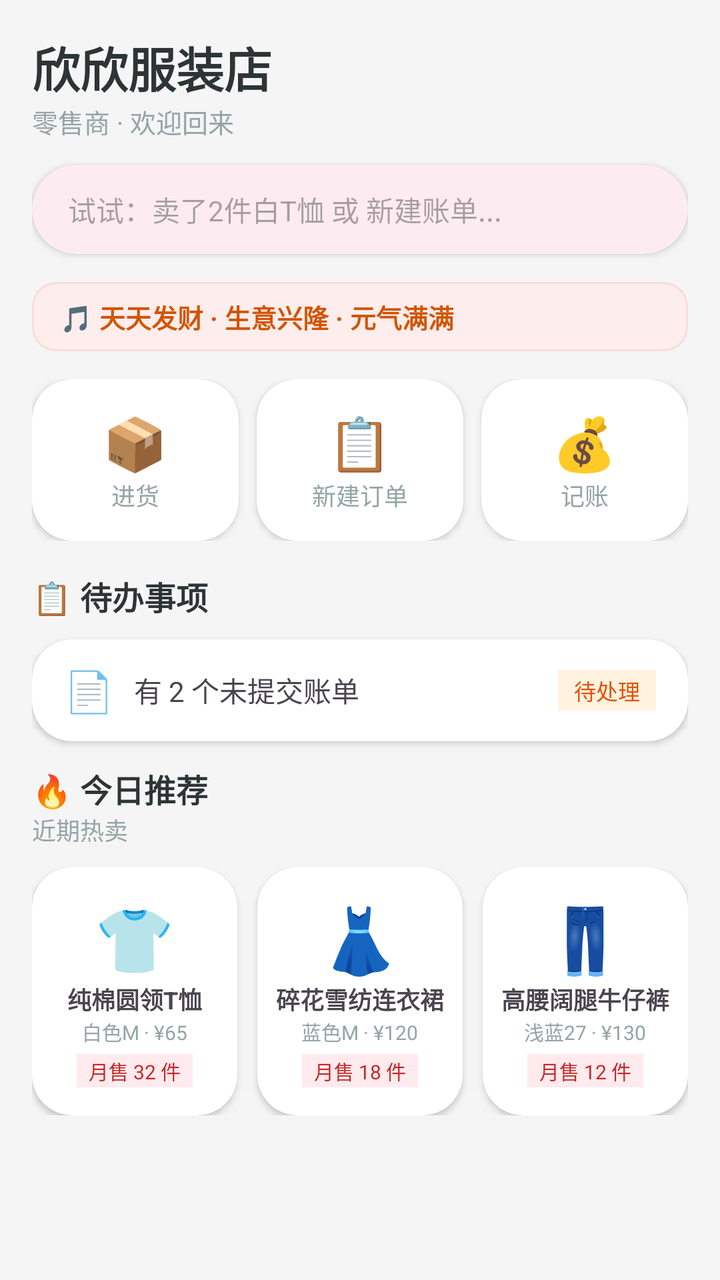
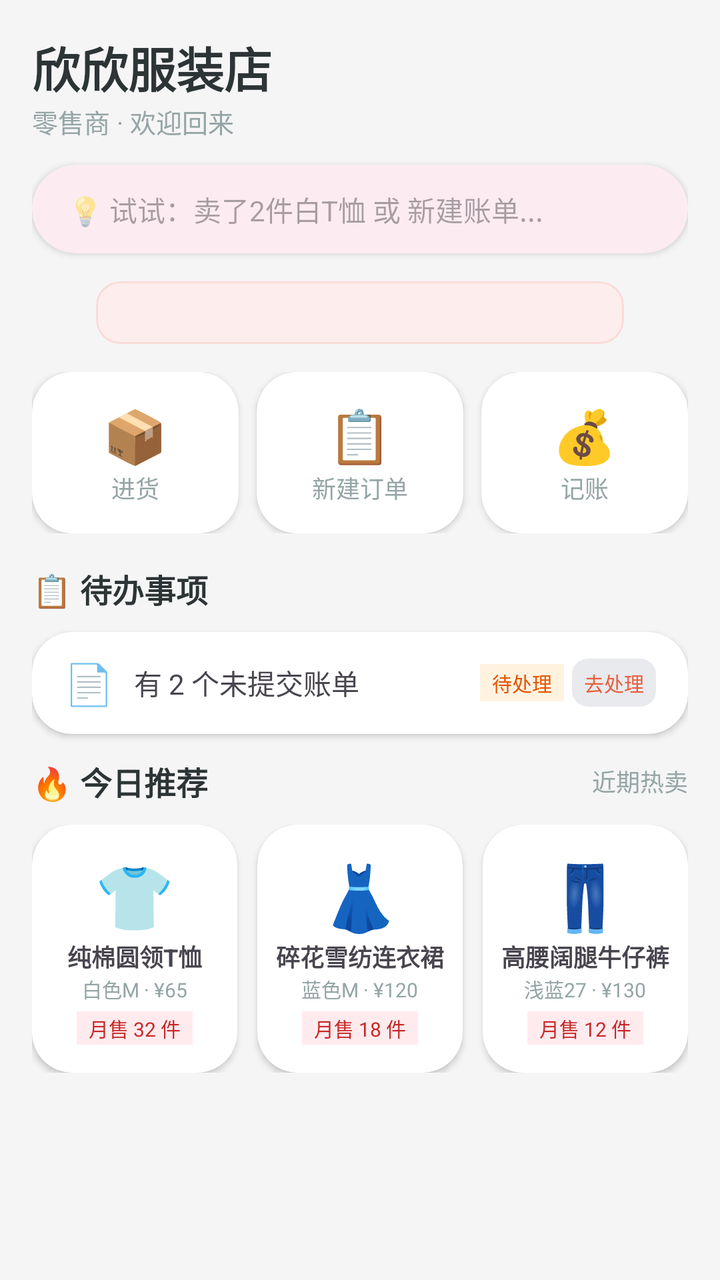

Two renders of the same Android screen: before a commit and after it. Below are the layout's source before the change and the commit's diff.
<!-- AndroidManifest.xml: application theme Theme.ClothingSI -->
<!-- res/layout/fragment_home.xml -->
<?xml version="1.0" encoding="utf-8"?>
<ScrollView xmlns:android="http://schemas.android.com/apk/res/android"
    xmlns:app="http://schemas.android.com/apk/res-auto"
    android:layout_width="match_parent" android:layout_height="match_parent"
    android:background="#F5F5F5">

    <LinearLayout android:layout_width="match_parent" android:layout_height="wrap_content"
        android:orientation="vertical" android:padding="16dp">

        
        <TextView android:layout_width="wrap_content" android:layout_height="wrap_content"
            android:text="欣欣服装店" android:textSize="24dp" android:textStyle="bold"
            android:textColor="#2D3436" />
        <TextView android:layout_width="wrap_content" android:layout_height="wrap_content"
            android:text="零售商 · 欢迎回来" android:textSize="13dp"
            android:textColor="#95A5A6" android:layout_marginBottom="12dp" />

        
        <com.google.android.material.card.MaterialCardView
            android:layout_width="match_parent" android:layout_height="wrap_content"
            app:cardCornerRadius="28dp" app:cardElevation="2dp"
            android:layout_marginBottom="14dp" app:strokeWidth="0dp">
            <EditText android:id="@+id/et_quick_cmd" android:layout_width="match_parent" android:layout_height="wrap_content"
                android:paddingTop="12dp" android:paddingBottom="12dp" android:paddingStart="18dp" android:paddingEnd="18dp" android:hint="试试：卖了2件白T恤 或 新建账单..."
                android:background="@android:color/transparent" android:textSize="14dp" />
        </com.google.android.material.card.MaterialCardView>

        
        <com.google.android.material.card.MaterialCardView
            android:layout_width="match_parent" android:layout_height="wrap_content"
            app:cardCornerRadius="12dp" app:cardElevation="0dp"
            android:backgroundTint="#FDEDEC" app:strokeColor="#FADBD8"
            android:layout_marginBottom="14dp">
            <TextView android:layout_width="match_parent" android:layout_height="wrap_content"
                android:paddingTop="8dp" android:paddingBottom="8dp" android:paddingStart="14dp" android:paddingEnd="14dp" android:text="🎵 天天发财 · 生意兴隆 · 元气满满"
                android:textColor="#D35400" android:textSize="13dp" android:textStyle="bold" />
        </com.google.android.material.card.MaterialCardView>

        
        <LinearLayout android:layout_width="match_parent" android:layout_height="wrap_content"
            android:orientation="horizontal" android:gravity="center"
            android:layout_marginBottom="16dp" android:weightSum="3">

            <androidx.cardview.widget.CardView
                android:id="@+id/btn_purchase"
                android:layout_width="0dp" android:layout_height="wrap_content"
                android:layout_weight="1" android:layout_marginEnd="6dp"
                app:cardCornerRadius="20dp" app:cardElevation="2dp"
                xmlns:app="http://schemas.android.com/apk/res-auto">
                <LinearLayout android:layout_width="match_parent" android:layout_height="wrap_content"
                    android:orientation="vertical" android:gravity="center"
                    android:paddingTop="14dp" android:paddingBottom="14dp" android:paddingStart="4dp" android:paddingEnd="4dp">
                    <TextView android:layout_width="wrap_content" android:layout_height="wrap_content"
                        android:text="📦" android:textSize="26dp" />
                    <TextView android:layout_width="wrap_content" android:layout_height="wrap_content"
                        android:text="进货" android:textSize="12dp" android:textColor="#95A5A6" />
                </LinearLayout>
            </androidx.cardview.widget.CardView>

            <androidx.cardview.widget.CardView
                android:id="@+id/btn_new_order"
                android:layout_width="0dp" android:layout_height="wrap_content"
                android:layout_weight="1" android:layout_marginHorizontal="3dp"
                app:cardCornerRadius="20dp" app:cardElevation="2dp">
                <LinearLayout android:layout_width="match_parent" android:layout_height="wrap_content"
                    android:orientation="vertical" android:gravity="center"
                    android:paddingTop="14dp" android:paddingBottom="14dp" android:paddingStart="4dp" android:paddingEnd="4dp">
                    <TextView android:layout_width="wrap_content" android:layout_height="wrap_content"
                        android:text="📋" android:textSize="26dp" />
                    <TextView android:layout_width="wrap_content" android:layout_height="wrap_content"
                        android:text="新建订单" android:textSize="12dp" android:textColor="#95A5A6" />
                </LinearLayout>
            </androidx.cardview.widget.CardView>

            <androidx.cardview.widget.CardView
                android:id="@+id/btn_sale"
                android:layout_width="0dp" android:layout_height="wrap_content"
                android:layout_weight="1" android:layout_marginStart="6dp"
                app:cardCornerRadius="20dp" app:cardElevation="2dp">
                <LinearLayout android:layout_width="match_parent" android:layout_height="wrap_content"
                    android:orientation="vertical" android:gravity="center"
                    android:paddingTop="14dp" android:paddingBottom="14dp" android:paddingStart="4dp" android:paddingEnd="4dp">
                    <TextView android:layout_width="wrap_content" android:layout_height="wrap_content"
                        android:text="💰" android:textSize="26dp" />
                    <TextView android:layout_width="wrap_content" android:layout_height="wrap_content"
                        android:text="记账" android:textSize="12dp" android:textColor="#95A5A6" />
                </LinearLayout>
            </androidx.cardview.widget.CardView>
        </LinearLayout>

        
        <TextView android:layout_width="wrap_content" android:layout_height="wrap_content"
            android:text="📋 待办事项" android:textSize="16dp" android:textStyle="bold"
            android:textColor="#2D3436" android:layout_marginBottom="10dp" />

        <androidx.cardview.widget.CardView
            android:id="@+id/todo_card"
            android:layout_width="match_parent" android:layout_height="wrap_content"
            app:cardCornerRadius="20dp" app:cardElevation="2dp"
            android:layout_marginBottom="12dp">
            <LinearLayout android:layout_width="match_parent" android:layout_height="wrap_content"
                android:orientation="horizontal" android:gravity="center_vertical"
                android:paddingTop="12dp" android:paddingBottom="12dp" android:paddingStart="16dp" android:paddingEnd="16dp">
                <TextView android:layout_width="wrap_content" android:layout_height="wrap_content"
                    android:text="📄" android:textSize="20dp" android:layout_marginEnd="10dp" />
                <TextView android:layout_width="0dp" android:layout_height="wrap_content"
                    android:layout_weight="1" android:text="有 2 个未提交账单" android:textSize="14dp" />
                <TextView android:layout_width="wrap_content" android:layout_height="wrap_content"
                    android:text="待处理" android:background="#FFF3E0"
                    android:paddingTop="2dp" android:paddingBottom="2dp" android:paddingStart="8dp" android:paddingEnd="8dp" android:textColor="#E65100"
                    android:textSize="11dp" />
            </LinearLayout>
        </androidx.cardview.widget.CardView>

        
        <TextView android:layout_width="wrap_content" android:layout_height="wrap_content"
            android:text="🔥 今日推荐" android:textSize="16dp" android:textStyle="bold"
            android:textColor="#2D3436" />
        <TextView android:layout_width="wrap_content" android:layout_height="wrap_content"
            android:text="近期热卖" android:textSize="12dp"
            android:textColor="#95A5A6" android:layout_marginBottom="10dp" />

        <LinearLayout android:layout_width="match_parent" android:layout_height="wrap_content"
            android:orientation="horizontal" android:weightSum="3"
            android:layout_marginBottom="20dp">

            <androidx.cardview.widget.CardView
                android:layout_width="0dp" android:layout_height="wrap_content"
                android:layout_weight="1" android:layout_marginEnd="5dp"
                app:cardCornerRadius="20dp" app:cardElevation="2dp">
                <LinearLayout android:layout_width="match_parent" android:layout_height="wrap_content"
                    android:orientation="vertical" android:gravity="center" android:paddingTop="14dp" android:paddingBottom="14dp" android:paddingStart="8dp" android:paddingEnd="8dp">
                    <TextView android:layout_width="wrap_content" android:layout_height="wrap_content"
                        android:text="👕" android:textSize="32dp" />
                    <TextView android:layout_width="wrap_content" android:layout_height="wrap_content"
                        android:text="纯棉圆领T恤" android:textSize="12dp" android:textStyle="bold" />
                    <TextView android:layout_width="wrap_content" android:layout_height="wrap_content"
                        android:text="白色M · ¥65" android:textSize="10dp" android:textColor="#95A5A6" />
                    <TextView android:layout_width="wrap_content" android:layout_height="wrap_content"
                        android:text="月售 32 件" android:textSize="10dp" android:textColor="#C62828"
                        android:background="#FFEBEE" android:paddingTop="1dp" android:paddingBottom="1dp" android:paddingStart="6dp" android:paddingEnd="6dp" android:layout_marginTop="4dp" />
                </LinearLayout>
            </androidx.cardview.widget.CardView>

            <androidx.cardview.widget.CardView
                android:layout_width="0dp" android:layout_height="wrap_content"
                android:layout_weight="1" android:layout_marginHorizontal="5dp"
                app:cardCornerRadius="20dp" app:cardElevation="2dp">
                <LinearLayout android:layout_width="match_parent" android:layout_height="wrap_content"
                    android:orientation="vertical" android:gravity="center" android:paddingTop="14dp" android:paddingBottom="14dp" android:paddingStart="8dp" android:paddingEnd="8dp">
                    <TextView android:layout_width="wrap_content" android:layout_height="wrap_content"
                        android:text="👗" android:textSize="32dp" />
                    <TextView android:layout_width="wrap_content" android:layout_height="wrap_content"
                        android:text="碎花雪纺连衣裙" android:textSize="12dp" android:textStyle="bold" />
                    <TextView android:layout_width="wrap_content" android:layout_height="wrap_content"
                        android:text="蓝色M · ¥120" android:textSize="10dp" android:textColor="#95A5A6" />
                    <TextView android:layout_width="wrap_content" android:layout_height="wrap_content"
                        android:text="月售 18 件" android:textSize="10dp" android:textColor="#C62828"
                        android:background="#FFEBEE" android:paddingTop="1dp" android:paddingBottom="1dp" android:paddingStart="6dp" android:paddingEnd="6dp" android:layout_marginTop="4dp" />
                </LinearLayout>
            </androidx.cardview.widget.CardView>

            <androidx.cardview.widget.CardView
                android:layout_width="0dp" android:layout_height="wrap_content"
                android:layout_weight="1" android:layout_marginStart="5dp"
                app:cardCornerRadius="20dp" app:cardElevation="2dp">
                <LinearLayout android:layout_width="match_parent" android:layout_height="wrap_content"
                    android:orientation="vertical" android:gravity="center" android:paddingTop="14dp" android:paddingBottom="14dp" android:paddingStart="8dp" android:paddingEnd="8dp">
                    <TextView android:layout_width="wrap_content" android:layout_height="wrap_content"
                        android:text="👖" android:textSize="32dp" />
                    <TextView android:layout_width="wrap_content" android:layout_height="wrap_content"
                        android:text="高腰阔腿牛仔裤" android:textSize="12dp" android:textStyle="bold" />
                    <TextView android:layout_width="wrap_content" android:layout_height="wrap_content"
                        android:text="浅蓝27 · ¥130" android:textSize="10dp" android:textColor="#95A5A6" />
                    <TextView android:layout_width="wrap_content" android:layout_height="wrap_content"
                        android:text="月售 12 件" android:textSize="10dp" android:textColor="#C62828"
                        android:background="#FFEBEE" android:paddingTop="1dp" android:paddingBottom="1dp" android:paddingStart="6dp" android:paddingEnd="6dp" android:layout_marginTop="4dp" />
                </LinearLayout>
            </androidx.cardview.widget.CardView>
        </LinearLayout>

    </LinearLayout>
</ScrollView>
<!-- resources referenced by this layout -->
<resources>
  <style name="Theme.ClothingSI" parent="Theme.Material3.Light.NoActionBar">
          <item name="colorPrimary">@color/primary</item>
          <item name="colorPrimaryDark">@color/primary_dark</item>
          <item name="colorAccent">@color/accent</item>
          <item name="android:statusBarColor">@color/primary_dark</item>
          <item name="android:navigationBarColor">@color/white</item>
      </style>
  <color name="primary">#E85D3A</color>
  <color name="primary_dark">#D35400</color>
  <color name="accent">#F4A460</color>
  <color name="white">#FFFFFF</color>
</resources>

<!-- the commit's change to res/layout/fragment_home.xml (unified diff, before → after) -->
@@ -20,9 +20,12 @@
             android:layout_width="match_parent" android:layout_height="wrap_content"
             app:cardCornerRadius="28dp" app:cardElevation="2dp"
             android:layout_marginBottom="14dp" app:strokeWidth="0dp">
-            <EditText android:id="@+id/et_quick_cmd" android:layout_width="match_parent" android:layout_height="wrap_content"
-                android:paddingTop="12dp" android:paddingBottom="12dp" android:paddingStart="18dp" android:paddingEnd="18dp" android:hint="试试：卖了2件白T恤 或 新建账单..."
-                android:background="@android:color/transparent" android:textSize="14dp" />
+            <EditText android:id="@+id/et_quick_cmd"
+                android:layout_width="match_parent" android:layout_height="wrap_content"
+                android:paddingVertical="12dp" android:paddingStart="18dp" android:paddingEnd="18dp"
+                android:hint="💡 试试：卖了2件白T恤 或 新建账单..."
+                android:background="@android:color/transparent" android:textSize="14dp"
+                android:focusable="true" android:focusableInTouchMode="true" />
         </com.google.android.material.card.MaterialCardView>
 
         
@@ -30,10 +33,31 @@
             android:layout_width="match_parent" android:layout_height="wrap_content"
             app:cardCornerRadius="12dp" app:cardElevation="0dp"
             android:backgroundTint="#FDEDEC" app:strokeColor="#FADBD8"
-            android:layout_marginBottom="14dp">
-            <TextView android:layout_width="match_parent" android:layout_height="wrap_content"
-                android:paddingTop="8dp" android:paddingBottom="8dp" android:paddingStart="14dp" android:paddingEnd="14dp" android:text="🎵 天天发财 · 生意兴隆 · 元气满满"
-                android:textColor="#D35400" android:textSize="13dp" android:textStyle="bold" />
+            app:contentPadding="0dp" android:padding="0dp"
+            android:layout_marginHorizontal="32dp" android:layout_marginBottom="14dp">
+            <HorizontalScrollView android:id="@+id/marquee_scroll"
+                android:layout_width="match_parent" android:layout_height="wrap_content"
+                android:scrollbars="none" android:clipChildren="true"
+                android:paddingVertical="8dp" android:paddingStart="0dp" android:paddingEnd="0dp">
+                <LinearLayout android:layout_width="wrap_content" android:layout_height="wrap_content"
+                    android:orientation="horizontal">
+                    <TextView android:id="@+id/tv_marquee_1" android:layout_width="wrap_content" android:layout_height="wrap_content"
+                        android:textColor="#D35400" android:textSize="13dp" android:textStyle="bold"
+                        android:singleLine="true" android:ellipsize="none" android:includeFontPadding="false" />
+                    <TextView android:id="@+id/tv_marquee_2" android:layout_width="wrap_content" android:layout_height="wrap_content"
+                        android:textColor="#D35400" android:textSize="13dp" android:textStyle="bold"
+                        android:singleLine="true" android:ellipsize="none" android:includeFontPadding="false" />
+                    <TextView android:id="@+id/tv_marquee_3" android:layout_width="wrap_content" android:layout_height="wrap_content"
+                        android:textColor="#D35400" android:textSize="13dp" android:textStyle="bold"
+                        android:singleLine="true" android:ellipsize="none" android:includeFontPadding="false" />
+                    <TextView android:id="@+id/tv_marquee_4" android:layout_width="wrap_content" android:layout_height="wrap_content"
+                        android:textColor="#D35400" android:textSize="13dp" android:textStyle="bold"
+                        android:singleLine="true" android:ellipsize="none" android:includeFontPadding="false" />
+                    <TextView android:id="@+id/tv_marquee_5" android:layout_width="wrap_content" android:layout_height="wrap_content"
+                        android:textColor="#D35400" android:textSize="13dp" android:textStyle="bold"
+                        android:singleLine="true" android:ellipsize="none" android:includeFontPadding="false" />
+                </LinearLayout>
+            </HorizontalScrollView>
         </com.google.android.material.card.MaterialCardView>
 
         
@@ -45,11 +69,10 @@
                 android:id="@+id/btn_purchase"
                 android:layout_width="0dp" android:layout_height="wrap_content"
                 android:layout_weight="1" android:layout_marginEnd="6dp"
-                app:cardCornerRadius="20dp" app:cardElevation="2dp"
-                xmlns:app="http://schemas.android.com/apk/res-auto">
-                <LinearLayout android:layout_width="match_parent" android:layout_height="wrap_content"
-                    android:orientation="vertical" android:gravity="center"
-                    android:paddingTop="14dp" android:paddingBottom="14dp" android:paddingStart="4dp" android:paddingEnd="4dp">
+                app:cardCornerRadius="20dp" app:cardElevation="2dp">
+                <LinearLayout android:layout_width="match_parent" android:layout_height="wrap_content"
+                    android:orientation="vertical" android:gravity="center"
+                    android:paddingVertical="14dp" android:paddingHorizontal="4dp">
                     <TextView android:layout_width="wrap_content" android:layout_height="wrap_content"
                         android:text="📦" android:textSize="26dp" />
                     <TextView android:layout_width="wrap_content" android:layout_height="wrap_content"
@@ -64,7 +87,7 @@
                 app:cardCornerRadius="20dp" app:cardElevation="2dp">
                 <LinearLayout android:layout_width="match_parent" android:layout_height="wrap_content"
                     android:orientation="vertical" android:gravity="center"
-                    android:paddingTop="14dp" android:paddingBottom="14dp" android:paddingStart="4dp" android:paddingEnd="4dp">
+                    android:paddingVertical="14dp" android:paddingHorizontal="4dp">
                     <TextView android:layout_width="wrap_content" android:layout_height="wrap_content"
                         android:text="📋" android:textSize="26dp" />
                     <TextView android:layout_width="wrap_content" android:layout_height="wrap_content"
@@ -79,7 +102,7 @@
                 app:cardCornerRadius="20dp" app:cardElevation="2dp">
                 <LinearLayout android:layout_width="match_parent" android:layout_height="wrap_content"
                     android:orientation="vertical" android:gravity="center"
-                    android:paddingTop="14dp" android:paddingBottom="14dp" android:paddingStart="4dp" android:paddingEnd="4dp">
+                    android:paddingVertical="14dp" android:paddingHorizontal="4dp">
                     <TextView android:layout_width="wrap_content" android:layout_height="wrap_content"
                         android:text="💰" android:textSize="26dp" />
                     <TextView android:layout_width="wrap_content" android:layout_height="wrap_content"
@@ -97,28 +120,39 @@
             android:id="@+id/todo_card"
             android:layout_width="match_parent" android:layout_height="wrap_content"
             app:cardCornerRadius="20dp" app:cardElevation="2dp"
-            android:layout_marginBottom="12dp">
+            android:layout_marginBottom="12dp" android:clickable="true" android:focusable="true">
             <LinearLayout android:layout_width="match_parent" android:layout_height="wrap_content"
                 android:orientation="horizontal" android:gravity="center_vertical"
-                android:paddingTop="12dp" android:paddingBottom="12dp" android:paddingStart="16dp" android:paddingEnd="16dp">
+                android:paddingVertical="12dp" android:paddingStart="16dp" android:paddingEnd="16dp">
                 <TextView android:layout_width="wrap_content" android:layout_height="wrap_content"
                     android:text="📄" android:textSize="20dp" android:layout_marginEnd="10dp" />
                 <TextView android:layout_width="0dp" android:layout_height="wrap_content"
                     android:layout_weight="1" android:text="有 2 个未提交账单" android:textSize="14dp" />
                 <TextView android:layout_width="wrap_content" android:layout_height="wrap_content"
-                    android:text="待处理" android:background="#FFF3E0"
-                    android:paddingTop="2dp" android:paddingBottom="2dp" android:paddingStart="8dp" android:paddingEnd="8dp" android:textColor="#E65100"
-                    android:textSize="11dp" />
+                    android:text="待处理" android:background="#FFF3E0" android:textColor="#E65100"
+                    android:paddingVertical="2dp" android:paddingHorizontal="6dp"
+                    android:textSize="10dp" android:layout_marginEnd="4dp" />
+                <TextView
+                    android:layout_width="wrap_content" android:layout_height="24dp"
+                    android:text="去处理" android:textSize="10dp"
+                    android:minWidth="0dp" android:paddingHorizontal="6dp"
+                    android:gravity="center"
+                    android:background="@drawable/segment_tab_bg"
+                    android:textColor="#E85D3A" android:clickable="true" android:focusable="true" />
             </LinearLayout>
         </androidx.cardview.widget.CardView>
 
         
-        <TextView android:layout_width="wrap_content" android:layout_height="wrap_content"
-            android:text="🔥 今日推荐" android:textSize="16dp" android:textStyle="bold"
-            android:textColor="#2D3436" />
-        <TextView android:layout_width="wrap_content" android:layout_height="wrap_content"
-            android:text="近期热卖" android:textSize="12dp"
-            android:textColor="#95A5A6" android:layout_marginBottom="10dp" />
+        <LinearLayout android:layout_width="match_parent" android:layout_height="wrap_content"
+            android:orientation="horizontal" android:gravity="center_vertical"
+            android:layout_marginBottom="10dp">
+            <TextView android:layout_width="0dp" android:layout_height="wrap_content"
+                android:layout_weight="1"
+                android:text="🔥 今日推荐" android:textSize="16dp" android:textStyle="bold"
+                android:textColor="#2D3436" />
+            <TextView android:layout_width="wrap_content" android:layout_height="wrap_content"
+                android:text="近期热卖" android:textSize="12dp" android:textColor="#95A5A6" />
+        </LinearLayout>
 
         <LinearLayout android:layout_width="match_parent" android:layout_height="wrap_content"
             android:orientation="horizontal" android:weightSum="3"
@@ -129,7 +163,8 @@
                 android:layout_weight="1" android:layout_marginEnd="5dp"
                 app:cardCornerRadius="20dp" app:cardElevation="2dp">
                 <LinearLayout android:layout_width="match_parent" android:layout_height="wrap_content"
-                    android:orientation="vertical" android:gravity="center" android:paddingTop="14dp" android:paddingBottom="14dp" android:paddingStart="8dp" android:paddingEnd="8dp">
+                    android:orientation="vertical" android:gravity="center"
+                    android:paddingVertical="14dp" android:paddingHorizontal="8dp">
                     <TextView android:layout_width="wrap_content" android:layout_height="wrap_content"
                         android:text="👕" android:textSize="32dp" />
                     <TextView android:layout_width="wrap_content" android:layout_height="wrap_content"
@@ -138,7 +173,9 @@
                         android:text="白色M · ¥65" android:textSize="10dp" android:textColor="#95A5A6" />
                     <TextView android:layout_width="wrap_content" android:layout_height="wrap_content"
                         android:text="月售 32 件" android:textSize="10dp" android:textColor="#C62828"
-                        android:background="#FFEBEE" android:paddingTop="1dp" android:paddingBottom="1dp" android:paddingStart="6dp" android:paddingEnd="6dp" android:layout_marginTop="4dp" />
+                        android:background="#FFEBEE"
+                        android:paddingVertical="1dp" android:paddingHorizontal="6dp"
+                        android:layout_marginTop="4dp" />
                 </LinearLayout>
             </androidx.cardview.widget.CardView>
 
@@ -147,7 +184,8 @@
                 android:layout_weight="1" android:layout_marginHorizontal="5dp"
                 app:cardCornerRadius="20dp" app:cardElevation="2dp">
                 <LinearLayout android:layout_width="match_parent" android:layout_height="wrap_content"
-                    android:orientation="vertical" android:gravity="center" android:paddingTop="14dp" android:paddingBottom="14dp" android:paddingStart="8dp" android:paddingEnd="8dp">
+                    android:orientation="vertical" android:gravity="center"
+                    android:paddingVertical="14dp" android:paddingHorizontal="8dp">
                     <TextView android:layout_width="wrap_content" android:layout_height="wrap_content"
                         android:text="👗" android:textSize="32dp" />
                     <TextView android:layout_width="wrap_content" android:layout_height="wrap_content"
@@ -156,7 +194,9 @@
                         android:text="蓝色M · ¥120" android:textSize="10dp" android:textColor="#95A5A6" />
                     <TextView android:layout_width="wrap_content" android:layout_height="wrap_content"
                         android:text="月售 18 件" android:textSize="10dp" android:textColor="#C62828"
-                        android:background="#FFEBEE" android:paddingTop="1dp" android:paddingBottom="1dp" android:paddingStart="6dp" android:paddingEnd="6dp" android:layout_marginTop="4dp" />
+                        android:background="#FFEBEE"
+                        android:paddingVertical="1dp" android:paddingHorizontal="6dp"
+                        android:layout_marginTop="4dp" />
                 </LinearLayout>
             </androidx.cardview.widget.CardView>
 
@@ -165,7 +205,8 @@
                 android:layout_weight="1" android:layout_marginStart="5dp"
                 app:cardCornerRadius="20dp" app:cardElevation="2dp">
                 <LinearLayout android:layout_width="match_parent" android:layout_height="wrap_content"
-                    android:orientation="vertical" android:gravity="center" android:paddingTop="14dp" android:paddingBottom="14dp" android:paddingStart="8dp" android:paddingEnd="8dp">
+                    android:orientation="vertical" android:gravity="center"
+                    android:paddingVertical="14dp" android:paddingHorizontal="8dp">
                     <TextView android:layout_width="wrap_content" android:layout_height="wrap_content"
                         android:text="👖" android:textSize="32dp" />
                     <TextView android:layout_width="wrap_content" android:layout_height="wrap_content"
@@ -174,7 +215,9 @@
                         android:text="浅蓝27 · ¥130" android:textSize="10dp" android:textColor="#95A5A6" />
                     <TextView android:layout_width="wrap_content" android:layout_height="wrap_content"
                         android:text="月售 12 件" android:textSize="10dp" android:textColor="#C62828"
-                        android:background="#FFEBEE" android:paddingTop="1dp" android:paddingBottom="1dp" android:paddingStart="6dp" android:paddingEnd="6dp" android:layout_marginTop="4dp" />
+                        android:background="#FFEBEE"
+                        android:paddingVertical="1dp" android:paddingHorizontal="6dp"
+                        android:layout_marginTop="4dp" />
                 </LinearLayout>
             </androidx.cardview.widget.CardView>
         </LinearLayout>
<!-- resource entries referenced after the edit -->
@@ -1,5 +1,21 @@
 <!-- resources referenced by this layout -->
 <resources>
+  <!-- drawable segment_tab_bg (drawable) -->
+  <?xml version="1.0" encoding="utf-8"?>
+  <selector xmlns:android="http://schemas.android.com/apk/res/android">
+      <item android:state_selected="true">
+          <shape android:shape="rectangle">
+              <solid android:color="#FFFFFF" />
+              <corners android:radius="8dp" />
+          </shape>
+      </item>
+      <item>
+          <shape android:shape="rectangle">
+              <solid android:color="#E8EAED" />
+              <corners android:radius="8dp" />
+          </shape>
+      </item>
+  </selector>
   <style name="Theme.ClothingSI" parent="Theme.Material3.Light.NoActionBar">
           <item name="colorPrimary">@color/primary</item>
           <item name="colorPrimaryDark">@color/primary_dark</item>
